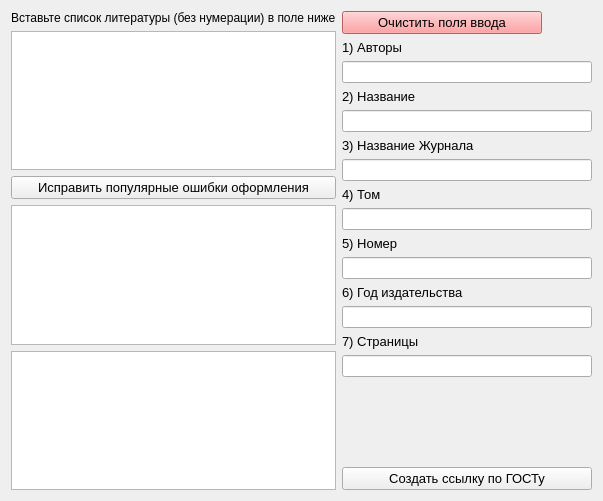
Above: journalarticlewidget.ui from CircumnavigationJourney/GOST_Literature before the change. Below: the same form after it.
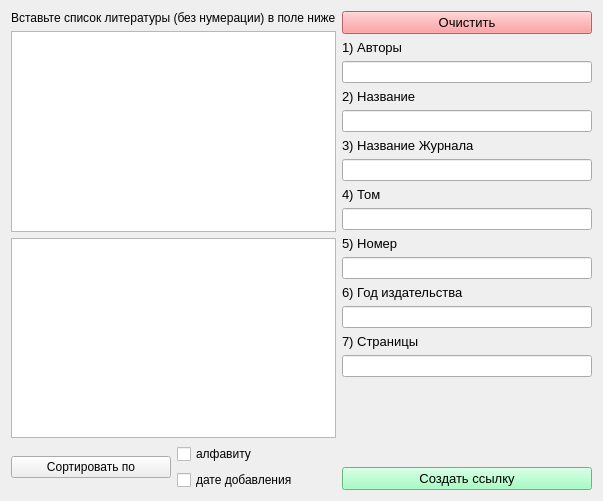
That is the form after the change.

Patch:
```diff
--- a/journalarticlewidget.ui
+++ b/journalarticlewidget.ui
@@ -14,7 +14,7 @@
    <string>Form</string>
   </property>
   <layout class="QGridLayout" name="gridLayout">
-   <item row="0" column="0">
+   <item row="0" column="0" colspan="2">
     <layout class="QVBoxLayout" name="verticalLayout_2">
      <item>
       <widget class="QLabel" name="label_9">
@@ -26,18 +26,6 @@
      <item>
       <widget class="QTextEdit" name="input_text"/>
      </item>
-     <item>
-      <widget class="QPushButton" name="pushButton_3">
-       <property name="font">
-        <font>
-         <pointsize>10</pointsize>
-        </font>
-       </property>
-       <property name="text">
-        <string>Исправить популярные ошибки оформления</string>
-       </property>
-      </widget>
-     </item>
      <item>
       <widget class="QListWidget" name="listWidget">
        <property name="maximumSize">
@@ -48,18 +36,15 @@
        </property>
       </widget>
      </item>
-     <item>
-      <widget class="QTextEdit" name="textEdit"/>
-     </item>
     </layout>
    </item>
-   <item row="0" column="1">
+   <item row="0" column="2" rowspan="3">
     <layout class="QVBoxLayout" name="verticalLayout">
      <item>
       <widget class="QPushButton" name="pushButton_2">
        <property name="maximumSize">
         <size>
-         <width>200</width>
+         <width>2000</width>
          <height>16777215</height>
         </size>
        </property>
@@ -72,7 +57,7 @@
         <string notr="true">background-color: rgb(255, 134, 136);</string>
        </property>
        <property name="text">
-        <string>Очистить поля ввода</string>
+        <string>Очистить</string>
        </property>
       </widget>
      </item>
@@ -215,13 +200,38 @@
          <pointsize>10</pointsize>
         </font>
        </property>
+       <property name="styleSheet">
+        <string notr="true">background: rgb(140, 255, 179)
+</string>
+       </property>
        <property name="text">
-        <string>Создать ссылку по ГОСТу</string>
+        <string>Создать ссылку</string>
        </property>
       </widget>
      </item>
     </layout>
    </item>
+   <item row="1" column="0" rowspan="2">
+    <widget class="QPushButton" name="pushButton_3">
+     <property name="text">
+      <string>Сортировать по</string>
+     </property>
+    </widget>
+   </item>
+   <item row="1" column="1">
+    <widget class="QCheckBox" name="checkBox">
+     <property name="text">
+      <string>алфавиту</string>
+     </property>
+    </widget>
+   </item>
+   <item row="2" column="1">
+    <widget class="QCheckBox" name="checkBox_2">
+     <property name="text">
+      <string>дате добавления</string>
+     </property>
+    </widget>
+   </item>
   </layout>
  </widget>
  <resources/>
```
